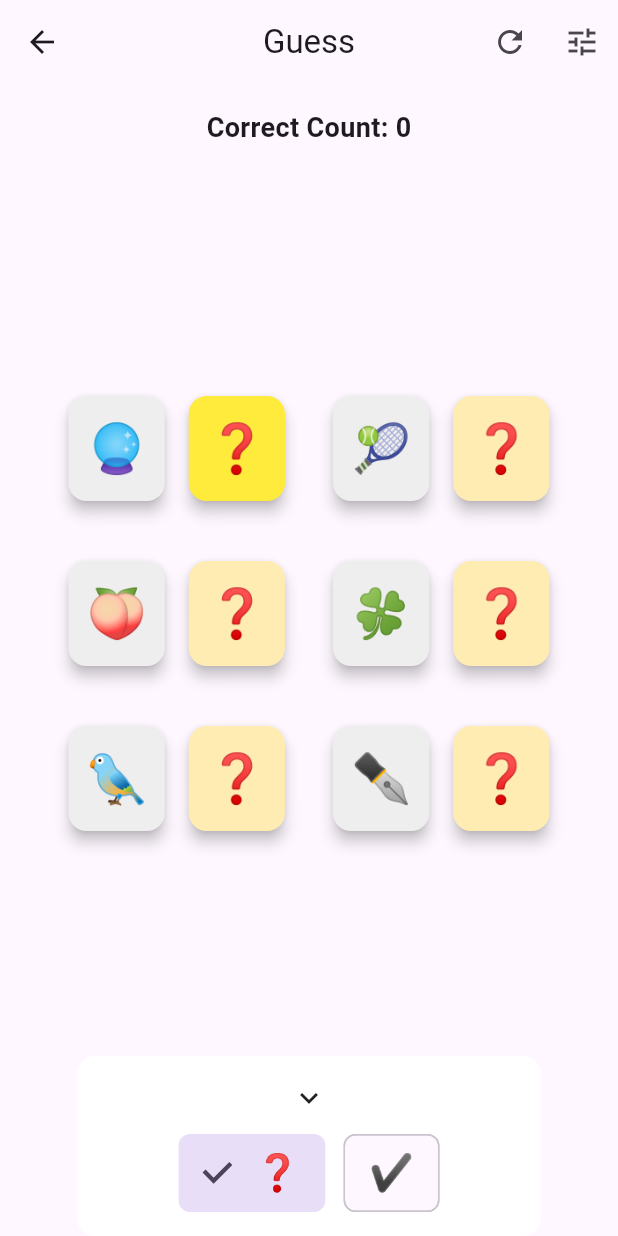
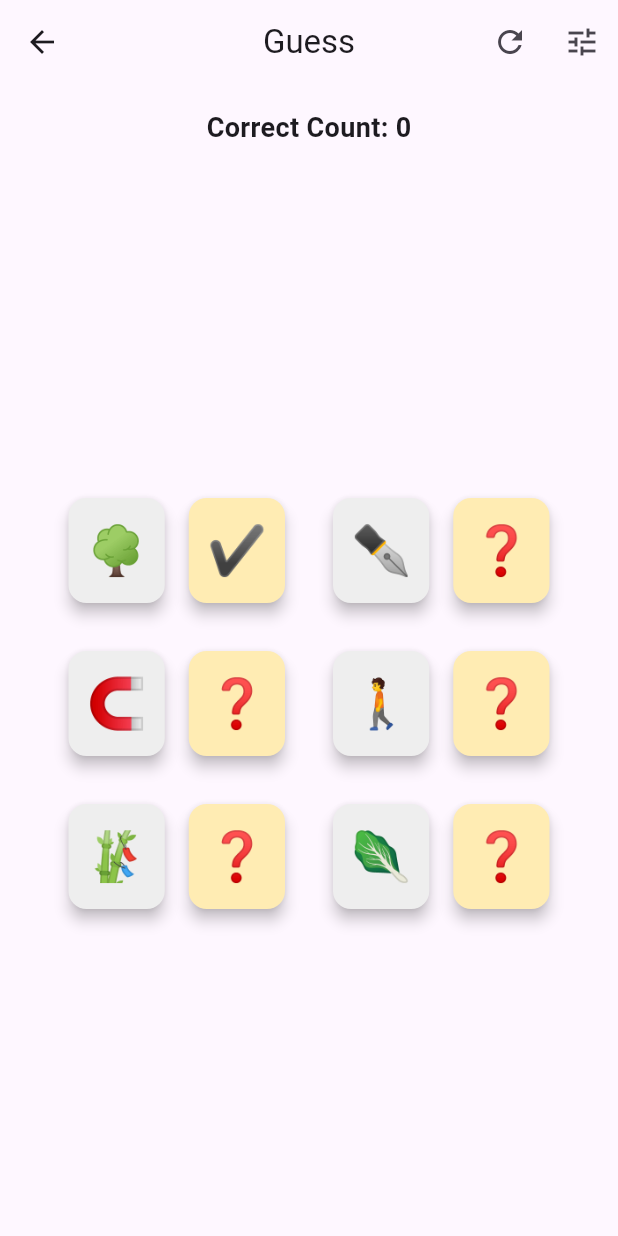
Before and after one commit to Rebort-a/OnePiece, a Flutter app: the GuessPage screen opened directly, after a tap on an icon or button, on a phone screen of 412 x 824 dp. Run offline on Flutter 3.47's test engine with Material 3 defaults, Android fonts, the phone set to English and light mode, and no system bars.

Commit message:
0070.优化标记和布局

```diff
--- a/treasure/lib/09.guess/base.dart
+++ b/treasure/lib/09.guess/base.dart
@@ -1,43 +1,53 @@
+enum MarkType { unknown, correct }
+
+extension MarkTypeExt on MarkType {
+  String get emoji {
+    switch (this) {
+      case MarkType.unknown:
+        return "❓";
+      case MarkType.correct:
+        return "✔️";
+    }
+  }
+
+  static String toggle(String emoji) => emoji == MarkType.unknown.emoji
+      ? MarkType.correct.emoji
+      : MarkType.unknown.emoji;
+}
+
 List<String> guessItem = [
   // 水果类
-  "🍎", "🍌", "🍇", "🍓", "🥝", "🍊", "🍉", "🍑", "🍒", "🍍", "🥭",
-  "🍇", "🍑", "🍒", "🍈", "🍎", "🍌", "🥭", "🥑", "🍉", "🍑", "🍒",
-
-  // 水果类
-  "🥑", "🍋", "🍐", "🥥", "🍍", "🥝", "🍊", "🍋", "🍐",
+  "🍎", "🍌", "🍇", "🍓", "🥝", "🍊", "🍉", "🍑", "🍒", "🍍", "🥭", "🥑",
+  "🍈", "🍋", "🍐", "🥥",
 
   // 蔬菜类
   "🥕", "🥬", "🥦", "🍅", "🥒", "🧅", "🧄", "🥔",
-  "🥑", "🥒", "🥕", "🥬", "🥦", "🍅", "🧅", "🧄", "🥔", "🥑", "🥒",
-
-  // 蔬菜类
-  "🥕", "🥬", "🥦", "🍅",
 
   // 动物类
-  "🐶", "🐱", "🐭", "🐹", "🐰", "🦊", "🐻", "🐼",
-  "🐨", "🐯", "🦁", "🐮", "🐷", "🐸", "🐵", "🐔", "🐧", "🐦", "🐺", "🐴",
+  "🐶", "🐱", "🐭", "🐹", "🐰", "🦊", "🐻", "🐼", "🐨", "🐯", "🦁", "🐮",
+  "🐷", "🐸", "🐵", "🐔", "🐧", "🐦", "🐺", "🐴",
 
   // 交通工具类
-  "🚗", "🚲", "✈️", "🚂", "🚢", "🚌", "🏍",
-  "🚕", "🚚", "🚜", "🛵", "🚒", "🚑", "🚓", "🚁", "🛴", "🚀",
+  "🚗", "🚲", "✈️", "🚂", "🚢", "🚌", "🏍", "🚕", "🚚", "🚜", "🛵", "🚒",
+  "🚑", "🚓", "🚁", "🛴", "🚀",
 
   // 日常用品类
   "📱", "💻", "⌚", "📚", "✏️", "🔑", "🧴", "💡", "🔦", "🔮", "🧲", "🧿",
-  "📖", "✒️", "🖋", "📝", "📎", "📌", "✂️", "🧻", "🧼", "🧽", "🧴", "🚿",
+  "📖", "✒️", "🖋", "📝", "📎", "📌", "✂️", "🧻", "🧼", "🧽", "🚿",
 
   // 装饰/节日类
-  "🎃", "🎈", "🎉", "🎊", "🍀", "🎁",
-  "🎄", "🎎", "🎋", "🎍", "🎐", "🎏", "🎀", "🎆", "🎇",
+  "🎃", "🎈", "🎉", "🎊", "🍀", "🎁", "🎄", "🎋", "🎍", "🎐", "🎏",
+  "🎀", "🎆", "🎇",
 
   // 食物类
-  "🍔", "🍟", "🍕", "🌭", "🍿", "🍩",
-  "🍜", "🍝", "🍲", "🍣", "🍱", "🍤", "🍗", "🍖", "🥩", "🥓",
+  "🍔", "🍟", "🍕", "🌭", "🍿", "🍩", "🍜", "🍝", "🍲", "🍣", "🍤",
+  "🍗", "🍖", "🥩", "🥓",
 
   // 自然元素
-  "🌞", "🌙", "⭐", "☁️", "🌧", "❄️",
-  "🌪", "🌈", "🌊", "🌋", "🌳", "🌲", "🌴", "🌱", "🌿", "🍀",
+  "🌞", "🌙", "⭐", "☁️", "🌧", "❄️", "🌪", "🌈", "🌊", "🌋", "🌳", "🌲",
+  "🌴", "🌱", "🌿",
 
   // 运动相关
-  "🏀", "⚽", "🏈", "⚾", "🎾", "🏐",
-  "🏉", "🎳", "⛳", "🎣", "🏊", "🚴", "🏃", "🚶", "🤸", "🤼",
+  "🏀", "⚽", "🏈", "⚾", "🎾", "🏐", "🏉", "🎳", "⛳", "🎣", "🏊", "🚴",
+  "🏃", "🚶", "🤸", "🤼",
 ];
--- a/treasure/lib/09.guess/manager.dart
+++ b/treasure/lib/09.guess/manager.dart
@@ -11,14 +11,13 @@ class GuessManager {
     (_) {},
   );
   int _itemCount = 6;
-  late List<String> _correctItems;
+
   late bool _isGameOver;
-
+  final ListNotifier<String> correctItems = ListNotifier([]);
   final ListNotifier<String> guessItems = ListNotifier([]);
+  final ListNotifier<String> markItems = ListNotifier([]);
   final ListNotifier<int> selectedIndices = ListNotifier([]);
   final ValueNotifier<String> display = ValueNotifier('');
-  final ListNotifier<String> markItems = ListNotifier([]);
-  final ValueNotifier<int> markItemIndex = ValueNotifier(-1);
 
   final AlwaysNotifier<void Function(BuildContext)> pageNavigator =
       AlwaysNotifier((_) {});
@@ -27,13 +26,14 @@ class GuessManager {
     _initGame();
   }
 
+  int get itemCount => _itemCount;
+
   void _initGame() {
-    _correctItems = (List<String>.from(
+    correctItems.value = (List<String>.from(
       guessItem,
     )..shuffle()).take(_itemCount).toList();
-    guessItems.value = List.from(_correctItems)..shuffle();
-    markItems.value = List.filled(_itemCount, "❓");
-    markItemIndex.value = -1;
+    guessItems.value = List.from(correctItems.value)..shuffle();
+    markItems.value = List.filled(_itemCount, MarkType.unknown.emoji);
     _isGameOver = false;
     display.value = _displayText;
     _timerCounter.start();
@@ -68,8 +68,6 @@ class GuessManager {
   void guessSelect(int index) {
     if (_isGameOver) return;
 
-    markItemIndex.value = -1;
-
     if (selectedIndices.contains(index)) {
       selectedIndices.remove(index);
     } else {
@@ -88,12 +86,17 @@ class GuessManager {
     guessItems[j] = temp;
     selectedIndices.clear();
     if (_correctCount == _itemCount) {
-      _isGameOver = true;
-      display.value = _displayText;
-      _timerCounter.stop();
+      _handleGameOver();
     } else {
       display.value = _displayText;
     }
+  }
+
+  void _handleGameOver() {
+    _isGameOver = true;
+    display.value = _displayText;
+    markItems.value = List.from(guessItems.value);
+    _timerCounter.stop();
   }
 
   String get _displayText => _isGameOver
@@ -103,7 +106,7 @@ class GuessManager {
   int get _correctCount {
     int count = 0;
     for (int i = 0; i < guessItems.length; i++) {
-      if (guessItems[i] == _correctItems[i]) {
+      if (guessItems[i] == correctItems[i]) {
         count++;
       }
     }
@@ -113,15 +116,9 @@ class GuessManager {
   void markSelect(int index) {
     if (_isGameOver) return;
 
-    if (index == -1 || markItemIndex.value == index) {
-      markItemIndex.value = -1;
-    } else {
-      markItemIndex.value = index;
-    }
-  }
+    selectedIndices.clear();
 
-  void changeMark(String enmoji) {
-    markItems[markItemIndex.value] = enmoji;
+    markItems[index] = MarkTypeExt.toggle(markItems[index]);
   }
 
   void leavePage() {
--- a/treasure/lib/09.guess/page.dart
+++ b/treasure/lib/09.guess/page.dart
@@ -49,7 +49,6 @@ class GuessPage extends StatelessWidget {
         NotifierNavigator(navigatorHandler: _manager.pageNavigator),
         _buildDisplayArea(),
         _buildGuessArea(),
-        _buildMarkPanel(),
       ],
     );
   }
@@ -76,14 +75,14 @@ class GuessPage extends StatelessWidget {
         // ② 让整个内容在主轴+交叉轴都居中
         child: SingleChildScrollView(
           child: ValueListenableBuilder<List<String>>(
-            valueListenable: _manager.guessItems,
-            builder: (_, guessItems, __) => Wrap(
+            valueListenable: _manager.correctItems,
+            builder: (_, correctItems, __) => Wrap(
               spacing: 24,
-              runSpacing: 32,
+              runSpacing: 24,
               alignment: WrapAlignment.center, // ③ 行内居中
               children: List.generate(
-                guessItems.length,
-                (index) => _buildOnePair(index, guessItems[index]), // ④ 抽出来
+                correctItems.length,
+                (index) => _buildOnePair(index), // ④ 抽出来
               ),
             ),
           ),
@@ -93,11 +92,15 @@ class GuessPage extends StatelessWidget {
   }
 
   /// 一对卡片：左侧猜物品 + 右侧标记
-  Widget _buildOnePair(int index, String emoji) {
+  Widget _buildOnePair(int index) {
     return Row(
       mainAxisSize: MainAxisSize.min, // ⑤ 关键：让这一行只包裹内容宽度
       children: [
-        _buildGuessCard(index, emoji),
+        ValueListenableBuilder<List<String>>(
+          valueListenable: _manager.guessItems,
+          builder: (_, guessItems, __) =>
+              _buildGuessCard(index, guessItems[index]),
+        ),
         const SizedBox(width: 8),
         ValueListenableBuilder<List<String>>(
           valueListenable: _manager.markItems,
@@ -140,104 +143,17 @@ class GuessPage extends StatelessWidget {
   }
 
   Widget _buildMarkCard(int index, String emoji) {
-    return ValueListenableBuilder<int>(
-      valueListenable: _manager.markItemIndex,
-      builder: (_, markItemIndex, __) {
-        final isSelected = index == markItemIndex;
     // 可点击的卡
     return GestureDetector(
       onTap: () => _manager.markSelect(index),
       child: Card(
         elevation: 4,
-            color: isSelected ? Colors.yellow : Colors.amber[100],
+        color: Colors.amber[100],
         child: Padding(
           padding: EdgeInsets.all(12),
           child: Text(emoji, style: TextStyle(fontSize: 32)),
         ),
       ),
     );
-      },
-    );
-  }
-
-  /// 底部滑出的标记面板
-  Widget _buildMarkPanel() {
-    return ValueListenableBuilder<int>(
-      valueListenable: _manager.markItemIndex,
-      builder: (_, markItemIndex, __) {
-        if (markItemIndex == -1) {
-          return const SizedBox.shrink();
-        }
-
-        // 使用LayoutBuilder获取父容器约束
-        return LayoutBuilder(
-          builder: (context, constraints) {
-            // 计算面板宽度为可用宽度的3/4
-            final panelWidth = constraints.maxWidth * 3 / 4;
-
-            return Material(
-              child: Container(
-                // 设置固定宽度
-                width: panelWidth,
-                // 水平居中
-                margin: EdgeInsets.symmetric(
-                  horizontal: constraints.maxWidth * 1 / 8,
-                ),
-                padding: const EdgeInsets.symmetric(
-                  vertical: 16,
-                  horizontal: 12,
-                ),
-                decoration: BoxDecoration(
-                  color: Colors.white,
-                  borderRadius: BorderRadius.circular(12),
-                ),
-                child: Column(
-                  mainAxisSize: MainAxisSize.min,
-                  children: [
-                    GestureDetector(
-                      onTap: () => _manager.markSelect(-1),
-                      child: const Icon(
-                        Icons.keyboard_arrow_down,
-                        size: 24,
-                        color: Colors.black87,
-                      ),
-                    ),
-                    const SizedBox(height: 12),
-                    ValueListenableBuilder<List<String>>(
-                      valueListenable: _manager.guessItems,
-                      builder: (_, items, __) {
-                        return Wrap(
-                          spacing: 12,
-                          runSpacing: 12,
-                          alignment: WrapAlignment.center,
-                          children: [_buildMarkChip("❓"), _buildMarkChip("✔️")],
-                        );
-                      },
-                    ),
-                  ],
-                ),
-              ),
-            );
-          },
-        );
-      },
-    );
-  }
-
-  // 单个标记 Chip —— FilterChip 版
-  Widget _buildMarkChip(String emoji) {
-    return ValueListenableBuilder<List<String>>(
-      valueListenable: _manager.markItems,
-      builder: (_, markItems, __) {
-        final isSelected = markItems[_manager.markItemIndex.value] == emoji;
-        return FilterChip(
-          label: Text(emoji, style: const TextStyle(fontSize: 24)),
-          selected: isSelected,
-          onSelected: (_) {
-            _manager.changeMark(emoji); // 更新标记
-          },
-        );
-      },
-    );
   }
 }
```
Lines whose indentation alone changed are shown as unchanged.
